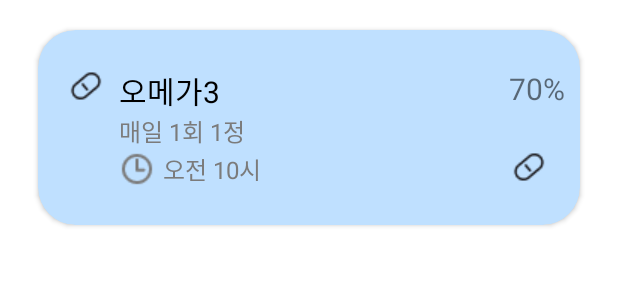
After one commit to Maaaaeari/Chick, an Android app: the layout exam.xml on its own in the app's theme, with its tools: preview values and no code run, on a phone screen of 412 x 824 dp. The commit adds this screen. Shown: the top 300 px of the screen. Run offline under Robolectric (Android 15) with nearby library versions, the phone set to English and light mode, and no system bars.

Commit message:
0727jihyeon

```diff
--- a/app/src/main/res/layout/activity_main.xml
+++ b/app/src/main/res/layout/activity_main.xml
@@ -22,6 +22,7 @@
         android:id="@+id/bottomNavigationView"
         android:layout_width="match_parent"
         android:layout_height="65dp"
+        android:paddingTop="5dp"
         android:background="#ffffff"
         app:layout_constraintBottom_toBottomOf="parent"
         app:layout_constraintEnd_toEndOf="parent"
--- /dev/null
+++ b/app/src/main/res/layout/exam.xml
@@ -0,0 +1,125 @@
+<?xml version="1.0" encoding="utf-8"?>
+<androidx.constraintlayout.widget.ConstraintLayout xmlns:android="http://schemas.android.com/apk/res/android"
+    xmlns:app="http://schemas.android.com/apk/res-auto"
+    xmlns:tools="http://schemas.android.com/tools"
+    android:layout_width="match_parent"
+    android:layout_height="match_parent">
+
+    <androidx.cardview.widget.CardView
+        android:layout_width="match_parent"
+        android:layout_height="130dp"
+        android:layout_marginLeft="25dp"
+        android:layout_marginTop="20dp"
+        android:layout_marginRight="25dp"
+        app:cardBackgroundColor="#BFE0FF"
+        app:cardCornerRadius="25dp"
+        app:layout_constraintEnd_toEndOf="parent"
+        app:layout_constraintStart_toStartOf="parent"
+        app:layout_constraintTop_toTopOf="parent" >
+
+        <LinearLayout
+            android:layout_width="match_parent"
+            android:layout_height="match_parent"
+            android:orientation="horizontal"
+            android:paddingLeft="20dp"
+            android:paddingRight="10dp">
+
+            <LinearLayout
+                android:layout_width="wrap_content"
+                android:layout_height="match_parent"
+                android:layout_marginRight="10dp"
+                android:orientation="vertical"
+                android:paddingTop="25dp"
+                android:paddingBottom="25dp">
+
+                <ImageView
+                    android:id="@+id/imageView4"
+                    android:layout_width="wrap_content"
+                    android:layout_height="wrap_content"
+                    app:srcCompat="@drawable/ic_pill" />
+            </LinearLayout>
+
+            <LinearLayout
+                android:layout_width="wrap_content"
+                android:layout_height="match_parent"
+                android:layout_weight="5"
+                android:gravity="start|end"
+                android:orientation="vertical"
+                android:paddingTop="25dp"
+                android:paddingBottom="25dp">
+
+                <TextView
+                    android:id="@+id/txtMainDrugName"
+                    android:layout_width="wrap_content"
+                    android:layout_height="wrap_content"
+                    android:layout_weight="1"
+                    android:text="오메가3"
+                    android:textColor="#000000"
+                    android:textSize="20sp" />
+
+                <TextView
+                    android:id="@+id/txtMainDrugRotation"
+                    android:layout_width="match_parent"
+                    android:layout_height="wrap_content"
+                    android:layout_weight="1"
+                    android:gravity="center_vertical"
+                    android:text="매일 1회 1정"
+                    android:textColor="#7B7B7B"
+                    android:textSize="16sp" />
+
+                <LinearLayout
+                    android:layout_width="match_parent"
+                    android:layout_height="wrap_content"
+                    android:layout_weight="1"
+                    android:gravity="bottom"
+                    android:orientation="horizontal">
+
+                    <ImageView
+                        android:id="@+id/imageView5"
+                        android:layout_width="wrap_content"
+                        android:layout_height="wrap_content"
+                        android:paddingRight="5dp"
+                        app:srcCompat="@drawable/ic_clock" />
+
+                    <TextView
+                        android:id="@+id/txtMainDrugTime"
+                        android:layout_width="match_parent"
+                        android:layout_height="wrap_content"
+                        android:layout_weight="1"
+                        android:text="오전 10시"
+                        android:textColor="#7B7B7B"
+                        android:textSize="16sp" />
+                </LinearLayout>
+
+            </LinearLayout>
+
+            <LinearLayout
+                android:layout_width="wrap_content"
+                android:layout_height="match_parent"
+                android:orientation="vertical"
+                android:paddingTop="25sp">
+
+                <TextView
+                    android:id="@+id/txtProPercent"
+                    android:layout_width="wrap_content"
+                    android:layout_height="wrap_content"
+                    android:text="70%"
+                    android:textSize="20sp"
+                    android:layout_gravity="right"
+
+                    app:srcCompat="@drawable/ic_pill"
+                    tools:ignore="SpeakableTextPresentCheck,TouchTargetSizeCheck" />
+
+                <ImageButton
+                    android:id="@+id/btnMainEat"
+                    android:layout_width="wrap_content"
+                    android:layout_height="wrap_content"
+                    android:layout_weight="1"
+                    android:backgroundTint="#00FFFFFF"
+                    app:srcCompat="@drawable/ic_pill"
+                    tools:ignore="SpeakableTextPresentCheck" />
+
+            </LinearLayout>
+        </LinearLayout>
+    </androidx.cardview.widget.CardView>
+</androidx.constraintlayout.widget.ConstraintLayout>
--- a/app/src/main/res/layout/progresslist.xml
+++ b/app/src/main/res/layout/progresslist.xml
@@ -2,6 +2,8 @@
 <LinearLayout xmlns:android="http://schemas.android.com/apk/res/android"
     android:layout_width="match_parent"
     android:layout_height="match_parent">
+
+
 
     <LinearLayout
         android:layout_width="match_parent"
--- a/app/src/main/res/menu/menu_bottom.xml
+++ b/app/src/main/res/menu/menu_bottom.xml
@@ -4,13 +4,13 @@
     <item
         android:id="@+id/tab_main"
         android:title="@string/tab_main"
-        android:icon="@drawable/ic_tab_main"/>
+        android:icon="@drawable/ic_main"/>
     <item
         android:id="@+id/tab_progress"
         android:title="@string/tab_progress"
-        android:icon="@drawable/ic_tab_progress"/>
+        android:icon="@drawable/ic_progress"/>
     <item
         android:id="@+id/tab_mypage"
         android:title="@string/tab_mypage"
-        android:icon="@drawable/ic_tab_mypage"/>
+        android:icon="@drawable/ic_mypage"/>
 </menu>
```
Also changed, not shown: app/src/main/res/drawable-v24/ic_main.png (added), app/src/main/res/drawable-v24/ic_mypage.png (added), app/src/main/res/drawable-v24/ic_progress.png (added).
